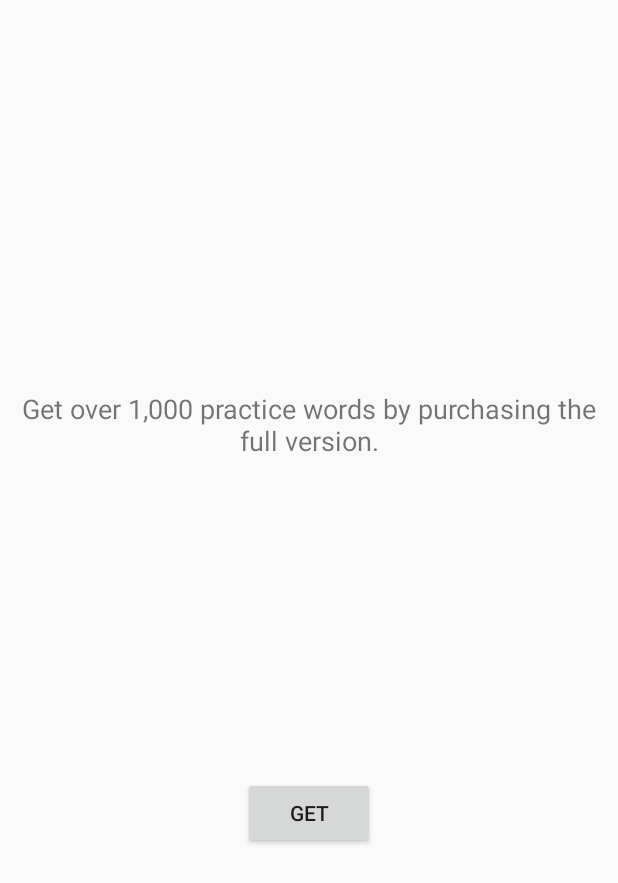
After one commit to mattpocock/voicehacker-accents, an Android app: the fragment PromoFragment shown on its own in the app's theme, on a phone screen of 412 x 824 dp. The commit adds this screen. Shown: the top 883 px of the screen. Run offline under Robolectric (Android 15) with nearby library versions, the light colour scheme and no system bars.

Commit message:
Alpha 0.22.3
On each last word, shows a 'get' button which navigates to a new
activity.

TODO: implement in-app purchases.

```diff
--- a/app/src/main/AndroidManifest.xml
+++ b/app/src/main/AndroidManifest.xml
@@ -18,6 +18,8 @@
         </activity>
         <activity android:name=".ShowWordsPager">
         </activity>
+        <activity android:name=".InAppPurchase">
+        </activity>
     </application>
 
 </manifest>
--- /dev/null
+++ b/app/src/main/java/uk/co/voicehacker/app/practicewords/PromoFragment.java
@@ -0,0 +1,56 @@
+package uk.co.voicehacker.app.practicewords;
+
+import android.content.Intent;
+import android.support.v4.app.Fragment;
+import android.os.Bundle;
+import android.view.LayoutInflater;
+import android.view.View;
+import android.view.ViewGroup;
+import android.widget.Button;
+import android.widget.TextView;
+
+/**
+ * Created by Matt on 16-May-17.
+ */
+
+public class PromoFragment extends Fragment {
+
+    public static PromoFragment newInstance() {
+        PromoFragment promoFragment = new PromoFragment();
+        return promoFragment;
+    }
+
+    @Override
+    public void onCreate(Bundle savedInstanceState) {
+        super.onCreate(savedInstanceState);
+    }
+
+    @Override
+    public View onCreateView(LayoutInflater inflater, ViewGroup container,
+                             Bundle savedInstanceState) {
+        View view = inflater.inflate(R.layout.promo_fragment, container, false);
+
+        return view;
+    }
+
+    @Override
+    public void onViewCreated(View view, Bundle savedInstanceState) {
+        super.onViewCreated(view, savedInstanceState);
+        Button btn = (Button) getView().findViewById(R.id.promobtn);
+        btn.setText("Get");
+
+        btn.setOnClickListener(new View.OnClickListener()
+        {
+            @Override
+            public void onClick(View v)
+            {
+                Intent i = new Intent(getContext(), InAppPurchase.class);
+                startActivity(i);
+            }
+        });
+
+        TextView txt = (TextView) getView().findViewById(R.id.promotxt);
+        txt.setText("Get over 1,000 practice words by purchasing the full version.");
+    }
+
+}
--- a/app/src/main/res/layout/activity_main.xml
+++ b/app/src/main/res/layout/activity_main.xml
@@ -103,7 +103,8 @@
         android:layout_width="match_parent"
         android:layout_height="match_parent"
         android:padding="0dp"
-        android:orientation="vertical">
+        android:orientation="vertical"
+        android:visibility="invisible">
 
         <LinearLayout
             android:layout_width="match_parent"
--- /dev/null
+++ b/app/src/main/res/layout/promo_fragment.xml
@@ -0,0 +1,38 @@
+<?xml version="1.0" encoding="utf-8"?>
+<android.support.constraint.ConstraintLayout
+    xmlns:android="http://schemas.android.com/apk/res/android"
+    xmlns:app="http://schemas.android.com/apk/res-auto"
+    xmlns:tools="http://schemas.android.com/tools"
+    android:layout_width="match_parent"
+    android:layout_height="match_parent">
+
+    <Button
+        android:id="@+id/promobtn"
+        android:layout_width="wrap_content"
+        android:layout_height="wrap_content"
+        android:text="Button"
+        app:layout_constraintTop_toTopOf="@+id/promotxt"
+        android:layout_marginTop="8dp"
+        android:layout_marginRight="8dp"
+        app:layout_constraintRight_toRightOf="parent"
+        app:layout_constraintBottom_toBottomOf="parent"
+        android:layout_marginBottom="8dp"
+        android:layout_marginLeft="8dp"
+        app:layout_constraintLeft_toLeftOf="parent" />
+
+    <TextView
+        android:id="@+id/promotxt"
+        android:layout_width="wrap_content"
+        android:layout_height="wrap_content"
+        android:layout_marginBottom="8dp"
+        android:layout_marginLeft="16dp"
+        android:layout_marginRight="16dp"
+        android:layout_marginTop="8dp"
+        android:gravity="center_vertical|center_horizontal"
+        android:text="TextView"
+        android:textSize="18sp"
+        app:layout_constraintBottom_toBottomOf="@+id/promobtn"
+        app:layout_constraintLeft_toLeftOf="parent"
+        app:layout_constraintRight_toRightOf="parent"
+        app:layout_constraintTop_toTopOf="parent" />
+</android.support.constraint.ConstraintLayout>
--- a/app/src/main/res/layout/show_words_fragment.xml
+++ b/app/src/main/res/layout/show_words_fragment.xml
@@ -24,5 +24,6 @@
             app:layout_constraintLeft_toLeftOf="parent"
             app:layout_constraintRight_toRightOf="parent"
             app:layout_constraintTop_toTopOf="parent" />
+
     </android.support.constraint.ConstraintLayout>
 </LinearLayout>
```
Also changed, not shown: app/src/main/java/uk/co/voicehacker/app/practicewords/InAppPurchase.java (added, +19 -0 lines), app/src/main/java/uk/co/voicehacker/app/practicewords/ShowWordsPager.java (+14 -5 lines), app/src/main/res/layout/in_app_purchase.xml (added, +38 -0 lines).
